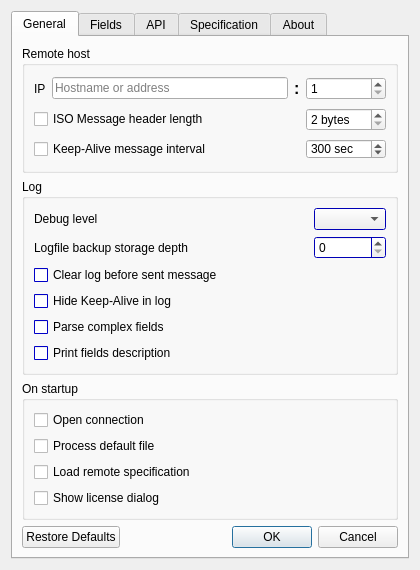
Above: common/gui/forms/settings_window.ui from FedorIvanov37/signal before the change. Below: the same form after it.
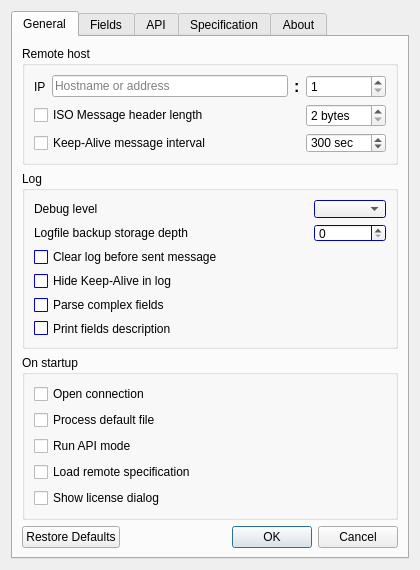
That is the form after the change.

Diff of the .ui file:
```diff
--- a/common/gui/forms/settings_window.ui
+++ b/common/gui/forms/settings_window.ui
@@ -452,6 +452,13 @@
             </property>
            </widget>
           </item>
+          <item>
+           <widget class="QCheckBox" name="ApiRunGeneral">
+            <property name="text">
+             <string>Run API mode</string>
+            </property>
+           </widget>
+          </item>
           <item>
            <widget class="QCheckBox" name="LoadSpec">
             <property name="text">
```
Left out of the diff: 2 changed lines with no effect on the pictures.
